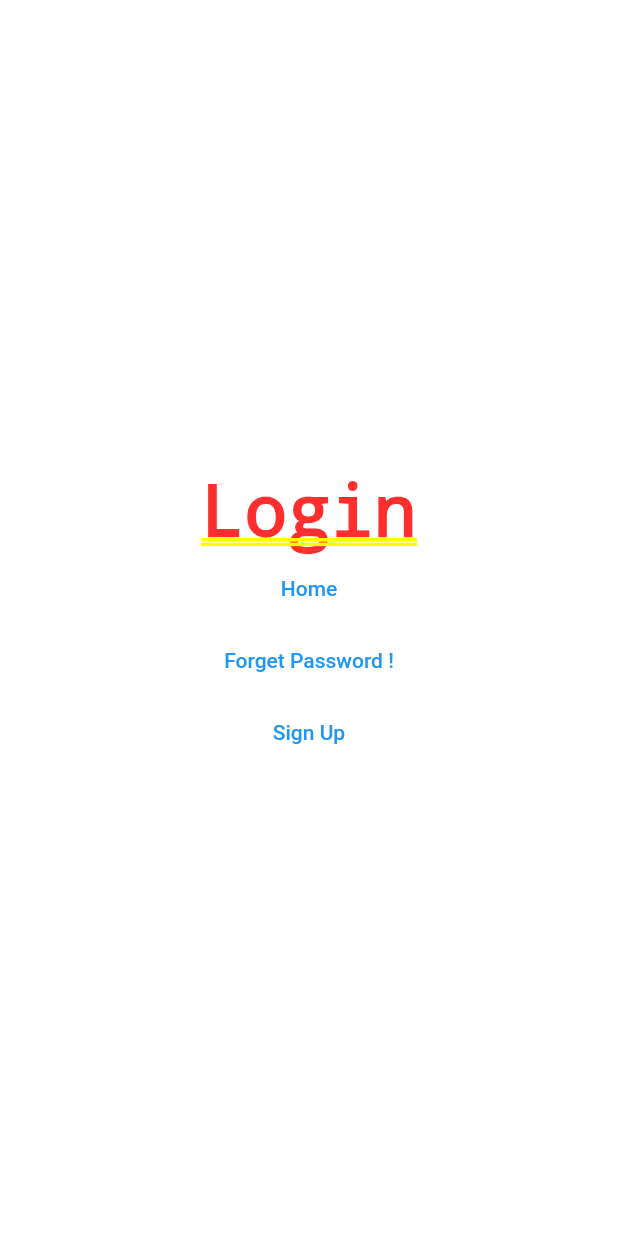
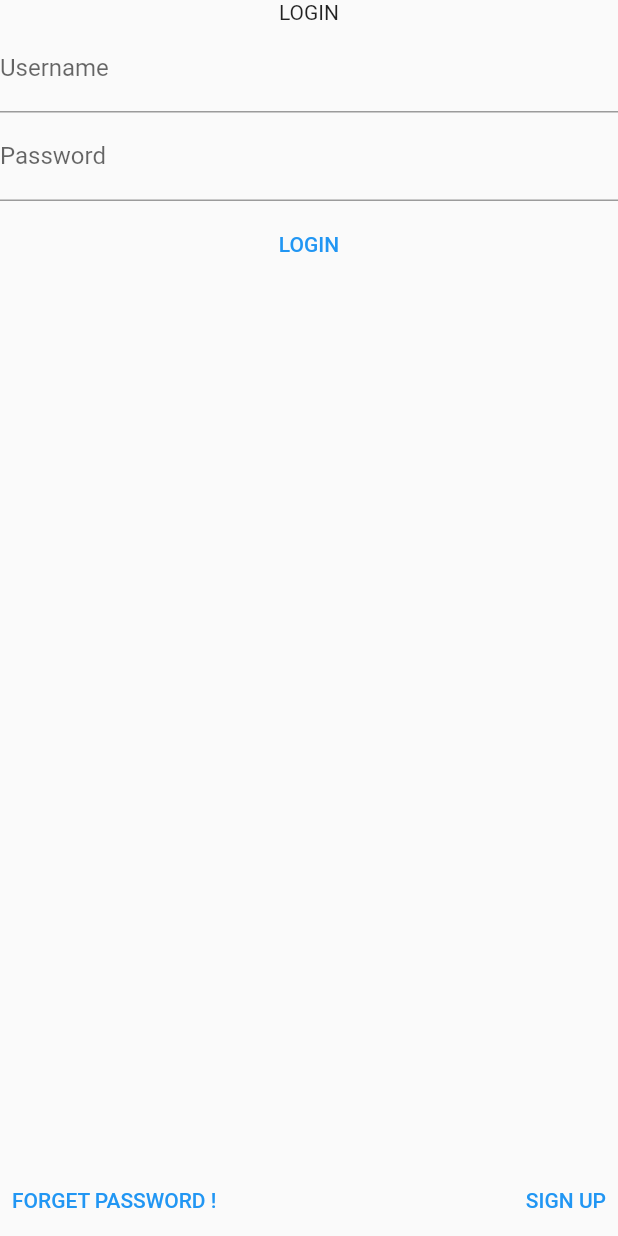
Before and after one commit to hotrungnhan/Notes, a Flutter app: the screen it shows after launch, on a phone screen of 412 x 824 dp. Run offline on Flutter 3.47's test engine with Material 2 defaults, Android fonts, the phone set to English and light mode, and no system bars; drawn by our look-alikes of flutter_platform_widgets; our stand-ins replace bloc, chopper, equatable, flutter_bloc, flutter_dotenv, flutter_secure_storage and 2 more; generated files the repository leaves out were written again.

```diff
--- a/lib/apis/switch_game.service.dart
+++ b/lib/apis/switch_game.service.dart
@@ -1,12 +1,19 @@
 import "dart:async";
 import 'package:chopper/chopper.dart';
+import 'package:flutter_dotenv/flutter_dotenv.dart';
 
 part "switch_game.service.chopper.dart";
 
 @ChopperApi()
 abstract class SwitchGameService extends ChopperService {
-  static SwitchGameService create([ChopperClient? client]) =>
-      _$SwitchGameService(client);
+  static SwitchGameService create() {
+    var client = ChopperClient(
+      baseUrl: Uri.parse(
+          dotenv.get("SWITCH_GAME_API_URL", fallback: "https://fallback.com")),
+    );
+    return _$SwitchGameService(client);
+  }
+
   @Get(path: "/switch/games")
   Future<Response> getGames();
 }
--- /dev/null
+++ b/lib/app.dart
@@ -0,0 +1,38 @@
+import 'package:flutter/cupertino.dart';
+import 'package:responsive_framework/responsive_framework.dart';
+import 'package:flutter/material.dart';
+import 'package:flutter_platform_widgets/flutter_platform_widgets.dart';
+
+import 'global.provider.dart';
+import 'route.dart';
+
+class MyApp extends StatelessWidget {
+  const MyApp({super.key});
+  @override
+  Widget build(BuildContext context) {
+    return GlobalProvider(
+        child: PlatformProvider(
+            settings: PlatformSettingsData(),
+            builder: (context) => PlatformApp.router(
+                  debugShowCheckedModeBanner: false,
+                  routerConfig: router,
+                  // builder: (context, child) => ResponsiveWrapper.builder(child,
+                  //     maxWidth: 1200,
+                  //     minWidth: 480,
+                  //     defaultScale: true,
+                  //     breakpoints: [
+                  //       const ResponsiveBreakpoint.resize(480, name: MOBILE),
+                  //       const ResponsiveBreakpoint.autoScale(800, name: TABLET),
+                  //       const ResponsiveBreakpoint.resize(1000, name: DESKTOP),
+                  //     ],
+                  //     background: Container(color: const Color(0x00ffffff))),
+                  localizationsDelegates: const <
+                      LocalizationsDelegate<dynamic>>[
+                    DefaultMaterialLocalizations.delegate,
+                    DefaultWidgetsLocalizations.delegate,
+                    DefaultCupertinoLocalizations.delegate,
+                  ],
+                  title: 'Flutter Platform Widgets',
+                )));
+  }
+}
--- /dev/null
+++ b/lib/global.provider.dart
@@ -0,0 +1,30 @@
+import 'package:flutter/cupertino.dart';
+import 'package:flutter_bloc/flutter_bloc.dart';
+import 'package:flutter_secure_storage/flutter_secure_storage.dart';
+import 'package:flutter/material.dart';
+import 'apis/switch_game.service.dart';
+import 'viewmodels/auth.dart';
+
+class GlobalProvider extends StatelessWidget {
+  GlobalProvider({super.key, required this.child});
+  final Widget child;
+  final FlutterSecureStorage _secureStorage = const FlutterSecureStorage();
+  final SwitchGameService _switchGameService = SwitchGameService.create();
+  @override
+  Widget build(BuildContext context) {
+    return MultiRepositoryProvider(
+        providers: [
+          RepositoryProvider<FlutterSecureStorage>(
+            create: (_) => _secureStorage,
+          ),
+        ],
+        child: MultiBlocProvider(
+          providers: [
+            BlocProvider<AuthBloc>(
+              create: (_) => AuthBloc(switchGameService: _switchGameService),
+            ),
+          ],
+          child: child,
+        ));
+  }
+}
--- a/lib/main.dart
+++ b/lib/main.dart
@@ -1,76 +1,13 @@
-import 'package:flutter_secure_storage/flutter_secure_storage.dart';
+import 'package:flutter/cupertino.dart';
 import 'package:flutter/material.dart';
-import 'package:go_router/go_router.dart';
-import 'package:notes/pages/_layout.dart';
-import 'package:notes/pages/forget_password.dart';
-import 'package:notes/pages/login.dart';
-import 'package:notes/pages/signup.dart';
+import 'package:flutter_dotenv/flutter_dotenv.dart';
 
-import 'pages/home_screen.dart';
-import 'pages/item/[id].dart';
+import 'app.dart';
+import 'package:flutter/foundation.dart' show kIsWeb;
 
-// TODO: move to context ?? soon
-// Use to store credential permanently
-const storage = FlutterSecureStorage();
+import 'dart:io' show Platform;
 
-final _rootNavigatorKey = GlobalKey<NavigatorState>();
-const noAuthPage = ["/login", "/signup", "/forgot-password"];
-final _router = GoRouter(
-    initialLocation: "/login",
-    // errorBuilder: (context, state) => ErrorPage(exception: state.error),
-    redirect: (context, state) => storage.read(key: "token").then((tok) {
-          var isAuth = tok != null;
-          var isContainNoAuthPage = noAuthPage.contains(state.location);
-          if (isAuth) {
-            return isContainNoAuthPage ? "/" : null;
-          } else {
-            return isContainNoAuthPage ? null : "/login";
-          }
-        }),
-    routes: [
-      ShellRoute(
-        builder: (context, state, child) {
-          if (noAuthPage.contains(state.location)) {
-            return child;
-          }
-          return Layout(child: child);
-        },
-        navigatorKey: _rootNavigatorKey,
-        routes: [
-          GoRoute(
-            path: '/',
-            builder: (context, state) => const HomeScreen(),
-          ),
-          GoRoute(
-            path: '/item/:id',
-            builder: (context, state) => const ItemScreen(),
-          ),
-          GoRoute(
-            path: '/login',
-            builder: (context, state) => const LoginScreen(),
-          ),
-          GoRoute(
-            path: '/signup',
-            builder: (context, state) => const SignupScreen(),
-          ),
-          GoRoute(
-            path: '/forgot-password',
-            builder: (context, state) => const ForgotPassword(),
-          ),
-        ],
-      )
-    ]);
-
-class MyApp extends StatelessWidget {
-  const MyApp({super.key});
-  @override
-  Widget build(BuildContext context) {
-    return MaterialApp.router(
-      routerConfig: _router,
-    );
-  }
-}
-
-void main() {
+Future main() async {
+  await dotenv.load(mergeWith: !kIsWeb ? Platform.environment : {});
   runApp(const MyApp());
 }
--- a/lib/pages/_layout.dart
+++ b/lib/pages/_layout.dart
@@ -1,16 +1,38 @@
 import 'package:flutter/material.dart';
+import 'package:flutter_bloc/flutter_bloc.dart';
+import 'package:flutter_platform_widgets/flutter_platform_widgets.dart';
+import 'package:go_router/go_router.dart';
+import 'package:notes/viewmodels/auth.dart';
 
 class Layout extends StatelessWidget {
   const Layout({super.key, required this.child});
   final Widget child;
+  void logout(BuildContext context) {
+    context.read<AuthBloc>().add(const LogoutEvent());
+  }
+
   @override
   Widget build(BuildContext context) {
-    return Scaffold(
-      appBar: AppBar(
-        title: const Text("Applications"),
-        centerTitle: false,
+    return PlatformScaffold(
+      appBar: PlatformAppBar(
+        title: PlatformText("Applications"),
+        leading: PlatformIconButton(
+          icon: const Icon(Icons.logout),
+          onPressed: () => logout(context),
+        ),
       ),
       body: child,
     );
   }
 }
+
+class LayoutWithoutAppBar extends StatelessWidget {
+  const LayoutWithoutAppBar({super.key, required this.child});
+  final Widget child;
+  @override
+  Widget build(BuildContext context) {
+    return PlatformScaffold(
+      body: child,
+    );
+  }
+}
--- a/lib/pages/forget_password.dart
+++ b/lib/pages/forget_password.dart
@@ -1,5 +1,6 @@
 import 'package:flutter/material.dart';
 import 'package:go_router/go_router.dart';
+import 'package:flutter_platform_widgets/flutter_platform_widgets.dart';
 
 class ForgotPassword extends StatelessWidget {
   const ForgotPassword({super.key});
@@ -15,7 +16,7 @@ class ForgotPassword extends StatelessWidget {
           ),
           TextButton(
             onPressed: () => {context.go("/login")},
-            child: const Text("Login"),
+            child: PlatformText("Login"),
           )
         ],
       ),
--- a/lib/pages/login.dart
+++ b/lib/pages/login.dart
@@ -1,32 +1,64 @@
 import 'package:flutter/material.dart';
+import 'package:flutter_bloc/flutter_bloc.dart';
+import 'package:flutter_platform_widgets/flutter_platform_widgets.dart';
 import 'package:go_router/go_router.dart';
+import 'package:notes/viewmodels/auth.dart';
 
 class LoginScreen extends StatelessWidget {
   const LoginScreen({super.key});
 
   @override
   Widget build(BuildContext context) {
-    return Center(
-      child: Column(
-        mainAxisAlignment: MainAxisAlignment.center,
+    var authBloc = context.read<AuthBloc>();
+    return Column(
+      mainAxisAlignment: MainAxisAlignment.spaceBetween,
       children: <Widget>[
-          const Text(
-            'Login',
+        SizedBox(
+            child: Column(children: [
+          PlatformText("Login"),
+          PlatformTextFormField(
+            material: (context, platform) => MaterialTextFormFieldData(
+              decoration: const InputDecoration(
+                border: UnderlineInputBorder(),
+                labelText: 'Username',
               ),
-          TextButton(
-            onPressed: () => {context.go("/")},
-            child: const Text("Home"),
             ),
-          TextButton(
+            cupertino: (context, platform) =>
+                CupertinoTextFormFieldData(placeholder: "Username"),
+          ),
+          PlatformTextFormField(
+            keyboardType: TextInputType.visiblePassword,
+            obscureText: true,
+            material: (context, platform) => MaterialTextFormFieldData(
+              decoration: const InputDecoration(
+                border: UnderlineInputBorder(),
+                labelText: 'Password',
+              ),
+            ),
+            cupertino: (context, platform) =>
+                CupertinoTextFormFieldData(placeholder: "Password"),
+          ),
+          PlatformTextButton(
+            padding: const EdgeInsets.only(top: 10),
+            onPressed: () =>
+                authBloc.add(const LoginEvent("email", "password")),
+            child: PlatformText("Login"),
+          ),
+        ])),
+        Row(
+          mainAxisAlignment: MainAxisAlignment.spaceBetween,
+          children: [
+            PlatformTextButton(
               onPressed: () => {context.go("/forgot-password")},
-            child: const Text("Forget Password !"),
+              child: PlatformText("Forget Password !"),
             ),
-          TextButton(
+            PlatformTextButton(
               onPressed: () => {context.go("/signup")},
-            child: const Text("Sign Up"),
+              child: PlatformText("Sign Up"),
             )
           ],
         ),
+      ],
     );
   }
 }
--- /dev/null
+++ b/lib/route.dart
@@ -0,0 +1,59 @@
+import 'package:flutter/cupertino.dart';
+import 'package:flutter_bloc/flutter_bloc.dart';
+import 'package:flutter/material.dart';
+import 'package:go_router/go_router.dart';
+import 'pages/_layout.dart';
+import 'pages/forget_password.dart';
+import 'pages/login.dart';
+import 'pages/signup.dart';
+import 'viewmodels/auth.dart';
+import 'pages/home_screen.dart';
+import 'pages/item/[id].dart';
+
+final _rootNavigatorKey = GlobalKey<NavigatorState>();
+const _noAuthUri = ["/login", "/signup", "/forgot-password"];
+final router = GoRouter(
+    initialLocation: "/login",
+    // errorBuilder: (context, state) => kDebugMode? null: ErrorPage(exception: state.error),
+    routes: [
+      ShellRoute(
+        builder: (context, state, child) => BlocListener<AuthBloc, AuthState>(
+          listenWhen: (previous, current) {
+            return previous != current &&
+                (current is UnauthenticatedState ||
+                    current is AuthenticatedState);
+          },
+          listener: (context, state) {
+            state is AuthenticatedState
+                ? context.go("/")
+                : context.go("/login");
+          },
+          child: _noAuthUri.contains(state.location)
+              ? LayoutWithoutAppBar(child: child)
+              : Layout(child: child),
+        ),
+        navigatorKey: _rootNavigatorKey,
+        routes: [
+          GoRoute(
+            path: '/',
+            builder: (context, state) => const HomeScreen(),
+          ),
+          GoRoute(
+            path: '/item/:id',
+            builder: (context, state) => const ItemScreen(),
+          ),
+          GoRoute(
+            path: '/login',
+            builder: (context, state) => const LoginScreen(),
+          ),
+          GoRoute(
+            path: '/signup',
+            builder: (context, state) => const SignupScreen(),
+          ),
+          GoRoute(
+            path: '/forgot-password',
+            builder: (context, state) => const ForgotPassword(),
+          ),
+        ],
+      )
+    ]);
--- /dev/null
+++ b/lib/viewmodels/auth.dart
@@ -0,0 +1,90 @@
+import 'package:bloc/bloc.dart';
+import 'package:equatable/equatable.dart';
+import 'package:flutter/foundation.dart';
+import 'package:notes/apis/switch_game.service.dart';
+
+@immutable
+class User extends Equatable {
+  const User(this.email, this.password);
+  final String email;
+  final String password;
+  @override
+  List<Object?> get props => [email, password];
+}
+
+abstract class AuthEvent {
+  const AuthEvent();
+}
+
+@immutable
+class LoginEvent extends AuthEvent {
+  const LoginEvent(this.email, this.password);
+
+  final String email;
+  final String password;
+}
+
+@immutable
+class LogoutEvent extends AuthEvent {
+  const LogoutEvent();
+}
+
+@immutable
+abstract class AuthState extends Equatable {
+  const AuthState();
+  @override
+  List<Object?> get props => [];
+}
+
+@immutable
+class AuthenticatedState extends AuthState {
+  const AuthenticatedState({this.user});
+
+  final User? user;
+  @override
+  List<Object?> get props => [user];
+}
+
+@immutable
+class UnauthenticatedState extends AuthState {
+  const UnauthenticatedState();
+}
+
+@immutable
+class AuthPendingState extends AuthState {
+  const AuthPendingState();
+}
+
+@immutable
+class AuthErrorState extends AuthState {
+  const AuthErrorState({this.error});
+  final Exception? error;
+}
+
+class AuthBloc extends Bloc<AuthEvent, AuthState> {
+  SwitchGameService switchGameService;
+
+  AuthBloc({required this.switchGameService})
+      : super(const UnauthenticatedState()) {
+    on<LoginEvent>((event, emit) async {
+      if (state is AuthPendingState) return;
+      if (state is AuthenticatedState) return;
+      emit(const AuthPendingState());
+      try {
+        await Future.delayed(const Duration(milliseconds: 1000)).whenComplete(
+            () => emit(
+                AuthenticatedState(user: User(event.email, event.password))));
+      } on Exception catch (e) {
+        emit(AuthErrorState(error: e));
+      }
+    });
+    on<LogoutEvent>((event, emit) {
+      emit(const UnauthenticatedState());
+    });
+  }
+  @override
+  void onChange(change) {
+    super.onChange(change);
+    debugPrint(change.toString());
+  }
+}
```
Also changed, not shown: lib/apis/index.dart (deleted, +0 -9 lines), lib/pages/home_screen.dart (+9 -5 lines), lib/pages/signup.dart (+5 -4 lines), pubspec.yaml (+25 -14 lines), pubspec.lock, 5 other files. Lines whose indentation alone changed are shown as unchanged.
